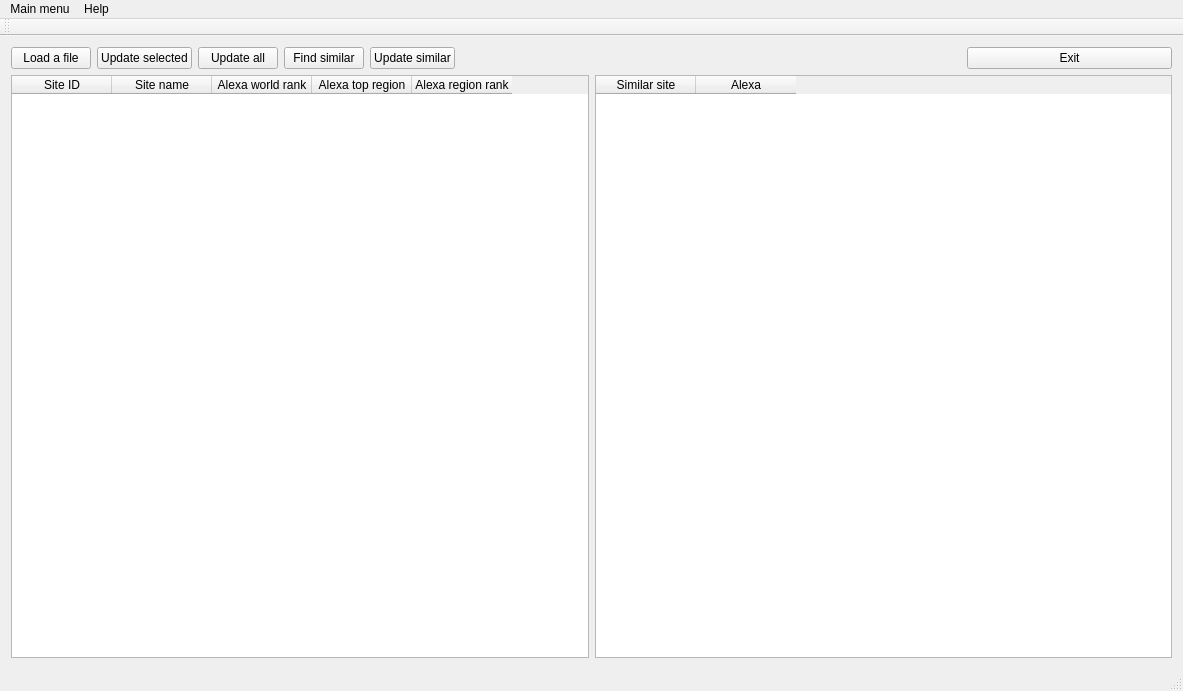
Qt form mainwindow.ui (forGGe/fast-gys) before a commit.
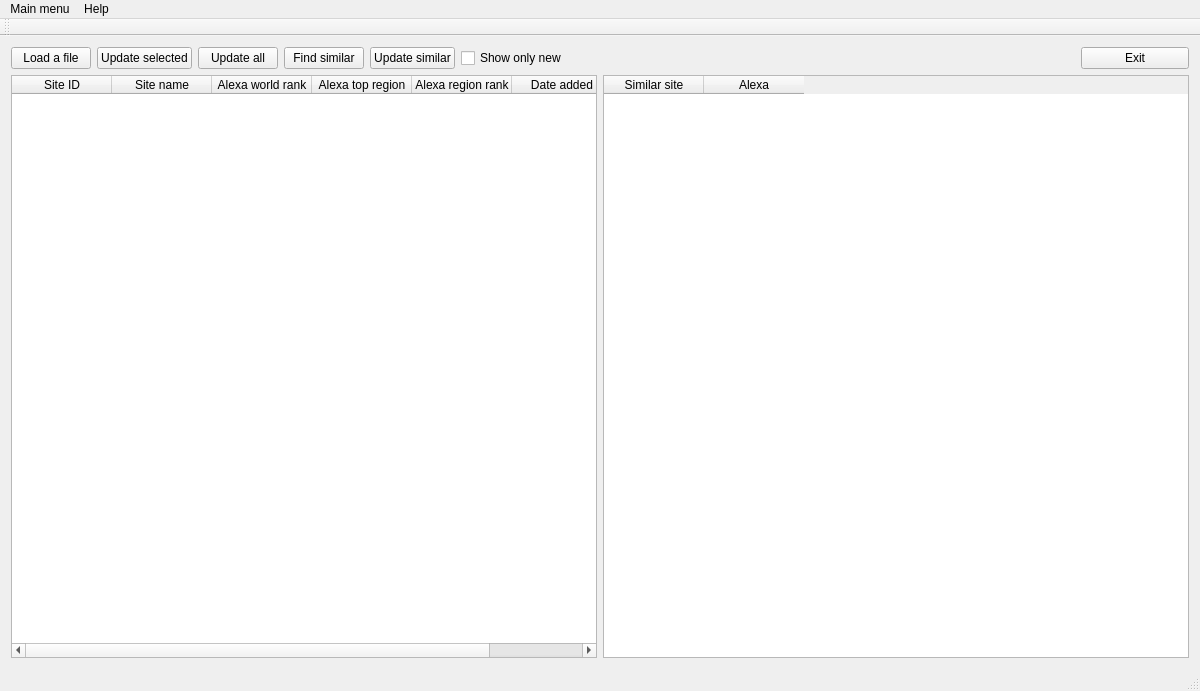
The same form after that commit.

Patch:
```diff
--- a/mainwindow.ui
+++ b/mainwindow.ui
@@ -6,7 +6,7 @@
    <rect>
     <x>0</x>
     <y>0</y>
-    <width>1183</width>
+    <width>1200</width>
     <height>691</height>
    </rect>
   </property>
@@ -27,7 +27,7 @@
   </property>
   <widget class="QWidget" name="centralWidget">
    <layout class="QGridLayout" name="gridLayout_2">
-    <item row="2" column="0" colspan="3">
+    <item row="2" column="0" colspan="4">
      <layout class="QGridLayout" name="gridLayout">
       <property name="sizeConstraint">
        <enum>QLayout::SetMaximumSize</enum>
@@ -59,6 +59,11 @@
           <string>Alexa region rank</string>
          </property>
         </column>
+        <column>
+         <property name="text">
+          <string>Date added</string>
+         </property>
+        </column>
        </widget>
       </item>
       <item row="0" column="1">
@@ -116,7 +121,7 @@
       </item>
      </layout>
     </item>
-    <item row="0" column="2">
+    <item row="0" column="3">
      <widget class="QPushButton" name="btnExit">
       <property name="cursor">
        <cursorShape>ArrowCursor</cursorShape>
@@ -126,7 +131,7 @@
       </property>
      </widget>
     </item>
-    <item row="0" column="1">
+    <item row="0" column="2">
      <spacer name="horizontalSpacer">
       <property name="orientation">
        <enum>Qt::Horizontal</enum>
@@ -142,6 +147,13 @@
       </property>
      </spacer>
     </item>
+    <item row="0" column="1">
+     <widget class="QCheckBox" name="checkBox">
+      <property name="text">
+       <string>Show only new</string>
+      </property>
+     </widget>
+    </item>
    </layout>
   </widget>
   <widget class="QMenuBar" name="menuBar">
@@ -149,8 +161,8 @@
     <rect>
      <x>0</x>
      <y>0</y>
-     <width>1183</width>
-     <height>21</height>
+     <width>1200</width>
+     <height>19</height>
     </rect>
    </property>
    <widget class="QMenu" name="menuGrow_Your_Sales">
```
